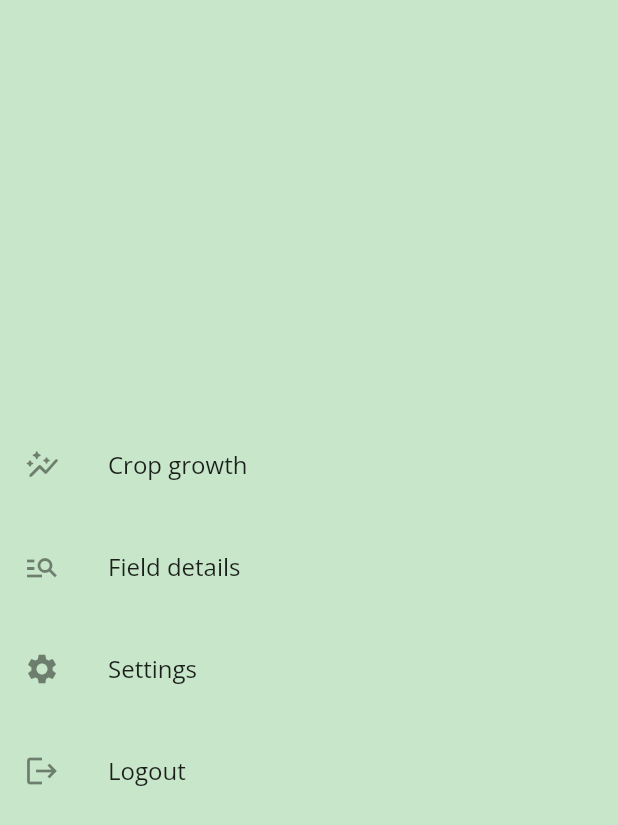
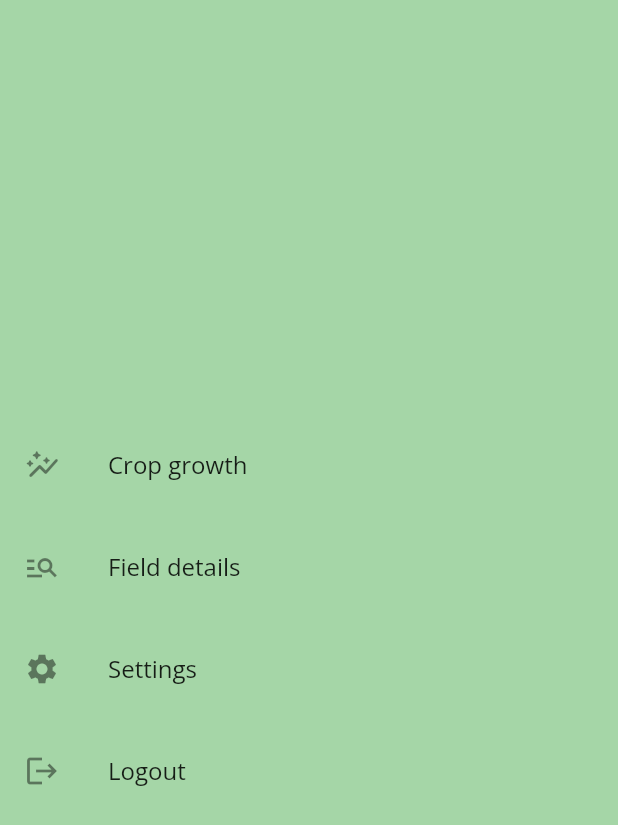
Before and after one commit to GDSC-Delft-Dev/apa, a Flutter app: the HiddenDrawer screen opened directly, on a phone screen of 412 x 824 dp. Shown: the top 825 px of the screen. Run offline on Flutter 3.47's test engine with Material 2 defaults, Android fonts, the phone set to English and light mode, and no system bars; our stand-ins replace cached_network_image, cloud_firestore, cloud_functions, firebase_auth, firebase_core, firebase_storage and 6 more; missing offline and left inert: f_logs, geojson_vi, poly_collisions; accounts and stored records are empty; generated files the repository leaves out were written again; network calls fail.

Commit message:
hotfix menu drawer

```diff
--- a/src/frontend/lib/views/insights/insights_wrapper.dart
+++ b/src/frontend/lib/views/insights/insights_wrapper.dart
@@ -23,8 +23,8 @@ class _InsightsWrapperState extends State<InsightsWrapper> {
     disableDragGesture: true,
     mainScreenTapClose: true,
     angle: -10,
-    slideWidth: MediaQuery.of(context).size.width * 0.55,
-    menuBackgroundColor: Colors.green.shade100,
+    slideWidth: MediaQuery.of(context).size.width * 0.6,
+    menuBackgroundColor: Colors.green.shade200,
     mainScreen: Stack(
           children: [
             Positioned.fill(
--- a/src/frontend/lib/views/insights/widgets/hidden_drawer.dart
+++ b/src/frontend/lib/views/insights/widgets/hidden_drawer.dart
@@ -25,7 +25,7 @@ class _HiddenDrawerState extends State<HiddenDrawer> {
   Widget build(BuildContext context) {
 
     return Scaffold(
-      backgroundColor: Colors.green.shade100,
+      backgroundColor: Colors.green.shade200,
       body: Column(
         mainAxisAlignment: MainAxisAlignment.center,
         crossAxisAlignment: CrossAxisAlignment.center,
```
